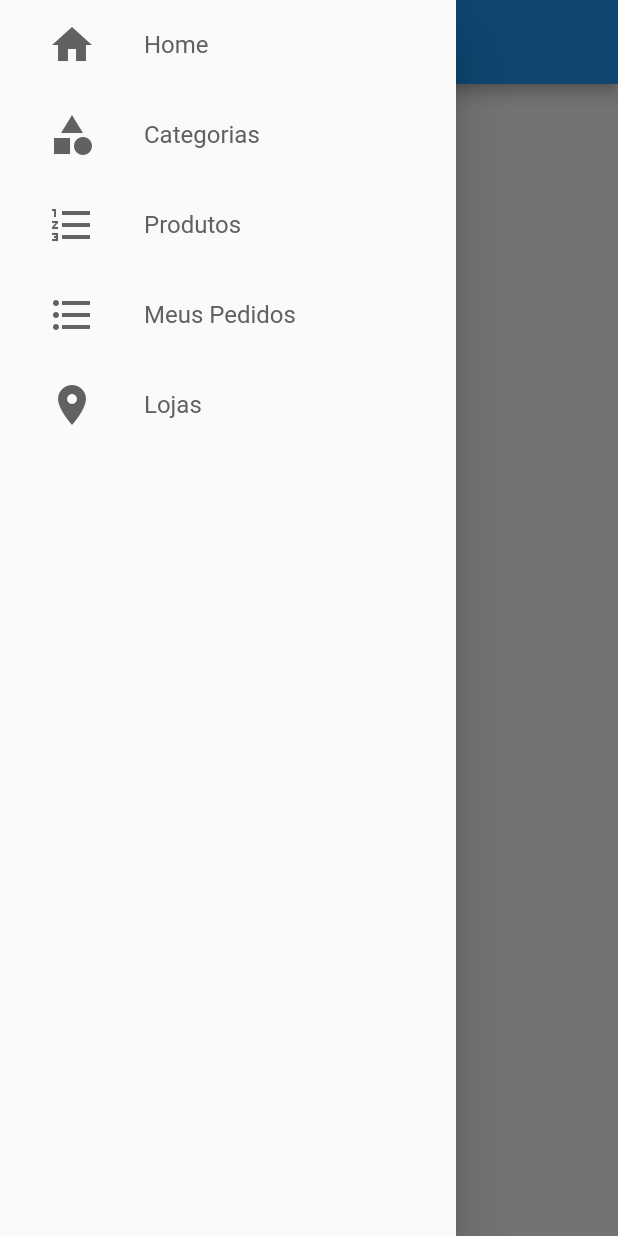
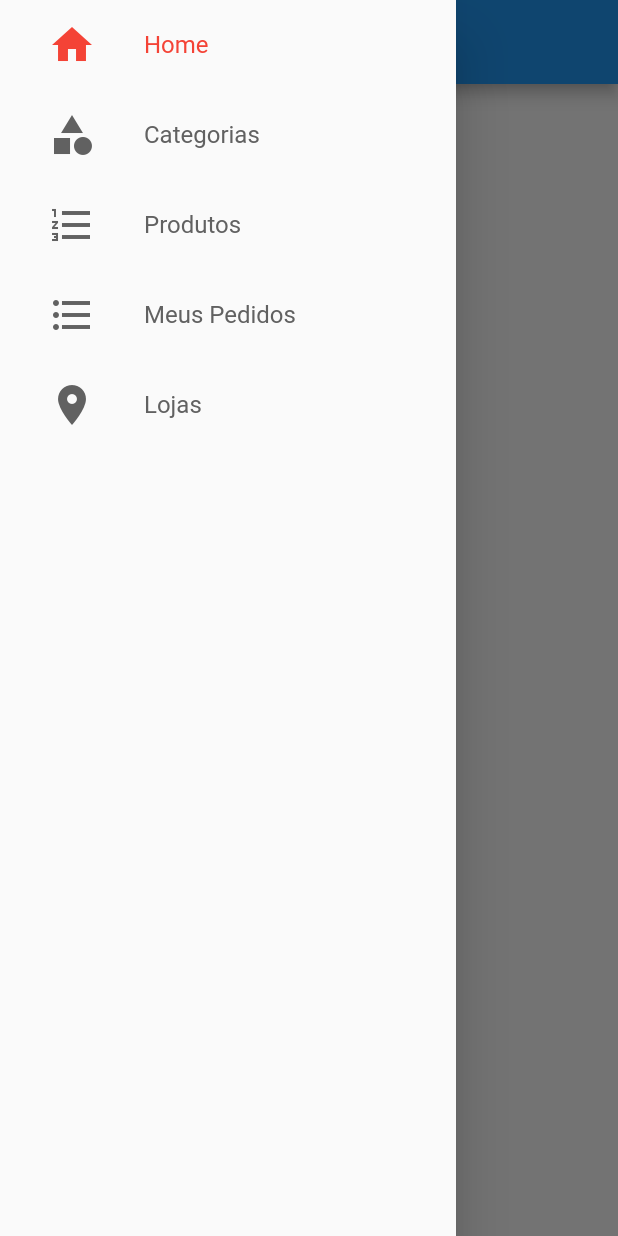
Before and after one commit to ravelinejunior/RavenStores, a Flutter app: the screen it shows after launch, with the side drawer open, on a phone screen of 412 x 824 dp. Run offline on Flutter 3.47's test engine with Material 2 defaults, Android fonts, the phone set to English and light mode, and no system bars.

Commit message:
Drawer criado

```diff
--- a/lib/common/custom_drawer/drawer_tile.dart
+++ b/lib/common/custom_drawer/drawer_tile.dart
@@ -1,4 +1,6 @@
 import 'package:flutter/material.dart';
+import 'package:provider/provider.dart';
+import 'package:ravelinestores/models/page_manager.dart';
 
 class DrawerTile extends StatelessWidget {
   //declarar icone por parametro pois ele se alterará de acordo com passagem de objeto
@@ -10,9 +12,15 @@ class DrawerTile extends StatelessWidget {
 
   @override
   Widget build(BuildContext context) {
+//var de pagina atual
+    final int curPage = context.watch<PageManager>().pageGo;
+
     return InkWell(
       onTap: () {
+        //passar para outra pagina
+        context.read<PageManager>().setPage(page);
         print(page);
+        print(curPage);
       },
       splashColor: Colors.red,
       child: SizedBox(
@@ -25,7 +33,8 @@ class DrawerTile extends StatelessWidget {
               child: Icon(
                 iconData,
                 size: 32.0,
-                color: Colors.grey[700],
+                //selecionar cor de acordo com pagina atual
+                color: curPage == page ? Colors.red : Colors.grey[700],
               ),
             ),
 
@@ -34,7 +43,8 @@ class DrawerTile extends StatelessWidget {
               title,
               style: TextStyle(
                 fontSize: 16.0,
-                color: Colors.grey[700],
+                //selecionar cor de acordo com pagina atual
+                color: curPage == page ? Colors.red : Colors.grey[700],
               ),
             )
           ],
--- /dev/null
+++ b/lib/models/page_manager.dart
@@ -0,0 +1,17 @@
+import 'package:flutter/material.dart';
+
+class PageManager {
+  PageManager(this._pageController);
+
+  PageController _pageController;
+  //metodo para navegar entre as paginas
+
+  int pageGo = 0;
+
+  void setPage(int pageValue) {
+    //verificar se pagina selecionada é igual a pagina inicial
+    if (pageValue == pageGo) return; // não faz nada
+    pageGo = pageValue;
+    _pageController.jumpToPage(pageValue);
+  }
+}
--- a/lib/screens/base/base_screen.dart
+++ b/lib/screens/base/base_screen.dart
@@ -1,12 +1,17 @@
 import 'package:flutter/material.dart';
+import 'package:provider/provider.dart';
 import 'package:ravelinestores/common/custom_drawer/custom_drawer.dart';
+import 'package:ravelinestores/models/page_manager.dart';
 
 class BaseScreen extends StatelessWidget {
   //page view que irá controlar o page view
   final PageController pageController = PageController();
   @override
   Widget build(BuildContext context) {
-    return PageView(
+    return Provider(
+      //será utilizado para verificar o estado da pagina atual
+      create: (_) => PageManager(pageController),
+      child: PageView(
         controller: pageController,
         //colocar as telas dentro do children
         children: <Widget>[
@@ -17,10 +22,32 @@ class BaseScreen extends StatelessWidget {
             ), //DRAWER WIDGET
             drawer: CustomDrawer(),
           ),
-        Container(color: Colors.amber),
-        Container(color: Colors.red),
-        Container(color: Colors.blue),
+          Scaffold(
+            appBar: AppBar(
+              title: const Text("Home2"),
+              centerTitle: true,
+              backgroundColor: Colors.deepPurple,
+            ), //DRAWER WIDGET
+            drawer: CustomDrawer(),
+          ),
+          Scaffold(
+            appBar: AppBar(
+              title: const Text("Home3"),
+              backgroundColor: Colors.grey,
+              centerTitle: true,
+            ), //DRAWER WIDGET
+            drawer: CustomDrawer(),
+          ),
+          Scaffold(
+            appBar: AppBar(
+              title: const Text("Home4"),
+              backgroundColor: Colors.red,
+              centerTitle: true,
+            ), //DRAWER WIDGET
+            drawer: CustomDrawer(),
+          ),
         ],
+      ),
     );
   }
 }
--- a/pubspec.yaml
+++ b/pubspec.yaml
@@ -36,6 +36,7 @@ dependencies:
   firebase_auth: ^0.16.1
   url_launcher: ^5.5.0
   firebase_storage: ^3.1.1
+  provider: ^4.3.1
 
 dev_dependencies:
   flutter_test:
```
Also changed, not shown: pubspec.lock. Lines whose indentation alone changed are shown as unchanged.
